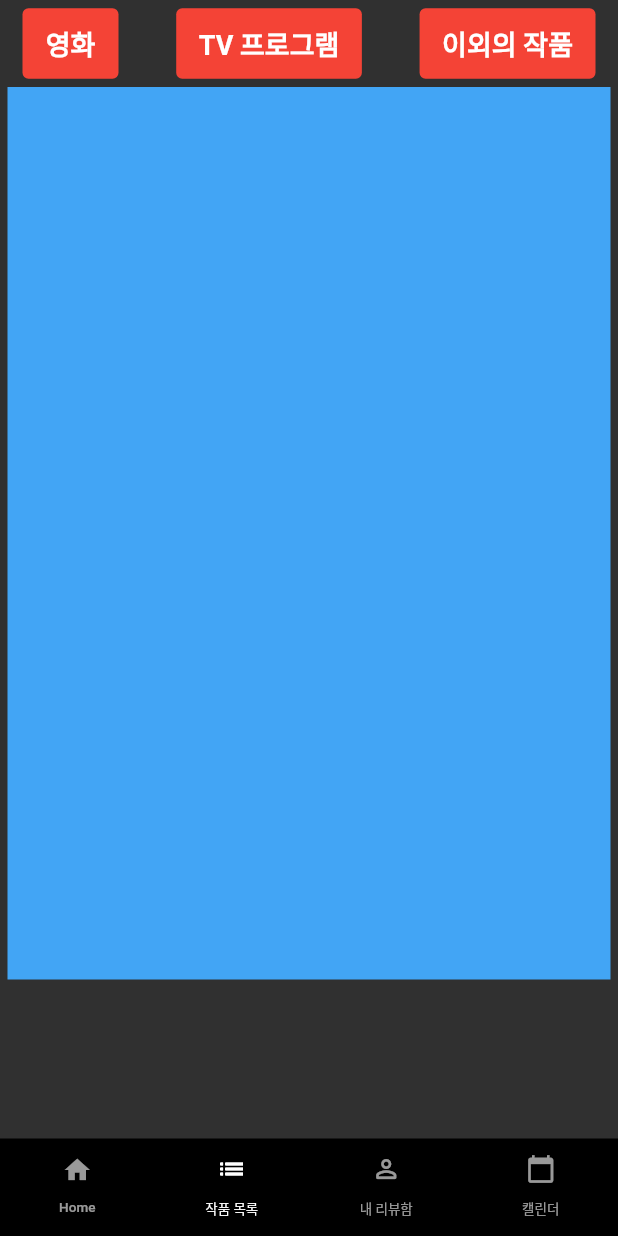
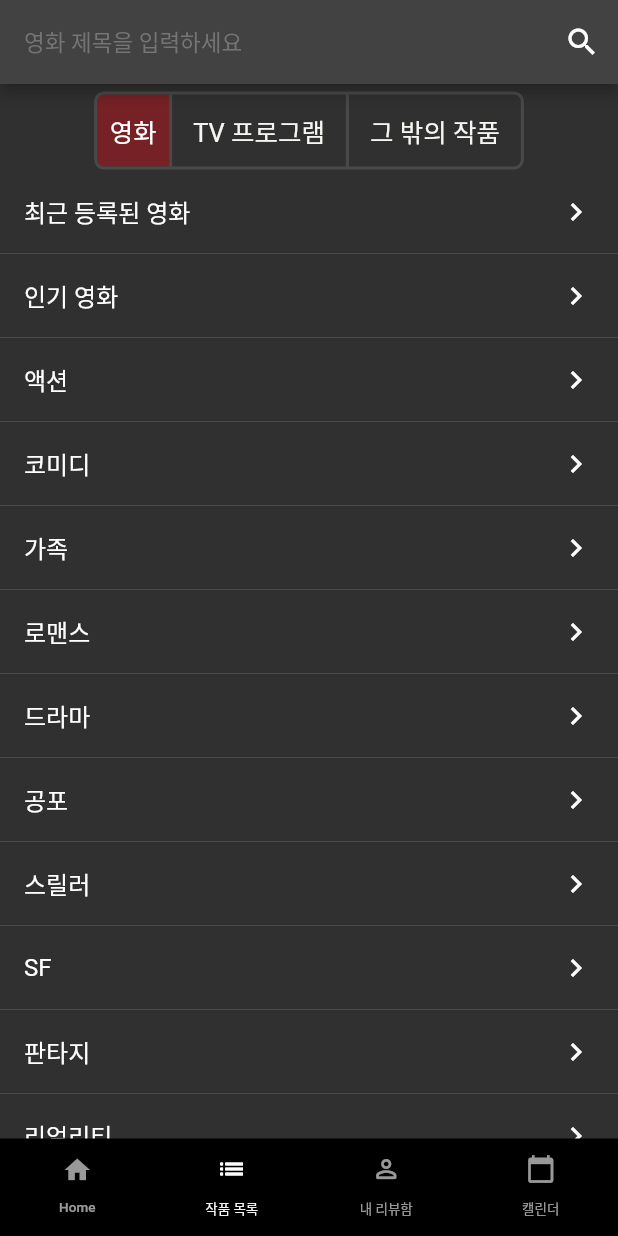
Before and after one commit to MinyeongHong/MovieReport, a Flutter app: the screen it shows after launch, item 2 of the bottom bar chosen, on a phone screen of 412 x 824 dp. Run offline on Flutter 3.47's test engine with Material 2 defaults, Android fonts, the phone set to English and light mode, and no system bars; our stand-ins replace carousel_slider, cloud_firestore, firebase_core; accounts and stored records are empty.

```diff
--- a/lib/contents/model_movie.dart
+++ b/lib/contents/model_movie.dart
@@ -2,18 +2,18 @@ import 'package:cloud_firestore/cloud_firestore.dart';
 
 class Movie{
   final String title;
-  final String keyword;
+  final List<String> genre;
   final String poster;
+  final String description;
   final bool review;
-  final bool like;
   final DocumentReference reference;//파이어스토어 참조 링크
 
   Movie.fromMap(Map<String,dynamic> map, {required this.reference})
   :title = map['title'],
-  keyword=map['keyword'],
+  genre=List.from(map['genre']),
   poster=map['poster'],
   review=map['review'],
-  like=map['like'];
+  description=map['description'];
 
   Movie.fromSnapshot(DocumentSnapshot snapshot)
       :this.fromMap(snapshot.data() as Map<String, dynamic>, reference:snapshot.reference);
@@ -21,8 +21,6 @@ class Movie{
   @override
   String toString() {
     // TODO: implement toString
-    return "Movie<$title:$keyword>";
+    return "Movie<$title:$genre>";
   }
-
-
 }
--- a/lib/main.dart
+++ b/lib/main.dart
@@ -1,42 +1,17 @@
+import 'package:MovieReviewApp/page/choosecategory.dart';
 import 'package:firebase_core/firebase_core.dart';
 import 'package:flutter/material.dart';
 import 'package:MovieReviewApp/page/list.dart';
 import 'package:MovieReviewApp/page/my.dart';
 import 'package:MovieReviewApp/widget/bottom_bar.dart';
 
-
+// 진빨강 Color(0xFF831010), 흰색 텍스트 Color(0xFFF5F5F1), 검정 Color(0xFF221F1F),
+// 빨강 Color(0xFFE50914),
 Future<void> main() async {
   WidgetsFlutterBinding.ensureInitialized();
   await Firebase.initializeApp();
   runApp(MyApp());
 }
-/*
-class App extends StatelessWidget {  // Create the initialization Future outside of `build`:
-  final Future<FirebaseApp> _initialization = Firebase.initializeApp();
-
-  @override
-  Widget build(BuildContext context) {
-    return FutureBuilder(
-      // Initialize FlutterFire:
-      future: _initialization,
-      builder: (context, snapshot) {
-        // Check for errors
-        if (snapshot.hasError) {
-          return LinearProgressIndicator(backgroundColor: Colors.black,);
-        }
-
-        // Once complete, show your application
-        if (snapshot.connectionState == ConnectionState.done) {
-          return MyApp();
-        }
-
-        // Otherwise, show something whilst waiting for initialization to complete
-        return LinearProgressIndicator(backgroundColor: Colors.white,);
-      },
-    );
-  }
-}
-*/
 
 class MyApp extends StatefulWidget {
   const MyApp({Key? key}) : super(key: key);
@@ -50,17 +25,16 @@ class _MyAppState extends State<MyApp> {
   Widget build(BuildContext context) {
     return MaterialApp(
       title:'NetCha',
-      theme:ThemeData(brightness: Brightness.dark,
-          primaryColor: Colors.black,
-      accentColor: Colors.white),
+      theme:ThemeData(brightness: Brightness.dark, primaryColor: Colors.black),
       home: DefaultTabController(length: 4,
         child: SafeArea(
           child:Scaffold(
           body:TabBarView(physics: NeverScrollableScrollPhysics(),
             children: [
               Container(),
+              Category(),
               Listscreen(),
-              MyRoom(),
+              //MyRoom(),
               Container(),
             ],
           ),
--- /dev/null
+++ b/lib/page/choosecategory.dart
@@ -0,0 +1,153 @@
+
+import 'dart:ui';
+
+import 'package:MovieReviewApp/page/list.dart';
+import 'package:flutter/cupertino.dart';
+import 'package:flutter/material.dart';
+import 'package:MovieReviewApp/widget/bottom_bar.dart';
+import 'package:flutter/painting.dart';
+
+class Category extends StatefulWidget {
+  const Category({Key? key}) : super(key: key);
+  @override
+  _CategoryState createState() => _CategoryState();
+}
+
+class _CategoryState extends State<Category> {
+  List<bool> isSelected=[true,false,false];
+  List<String> pick=["Netflix_Movie","액션"];
+
+  final List<String> movie_kindof=<String>[
+    "최근 등록된 영화",
+    "인기 영화",
+    "액션",
+    "코미디",
+    "가족",
+    "로맨스",
+    "드라마",
+    "공포",
+    "스릴러",
+    "SF",
+    "판타지",
+    "리얼리티", //리얼리티로 고치기(파이썬도)
+    "애니메이션",
+    "다큐멘터리",
+    "범죄",
+    "서부",
+    "스포츠",
+    "역사",
+    "음악",
+    "전쟁",
+  ];
+  final List<String> TV_kindof=<String>[
+    "최근 등록된 프로그램",
+    "인기 프로그램",
+    "액션",
+    "코미디",
+    "가족",
+    "로맨스",
+    "드라마",
+    "공포",
+    "스릴러",
+    "SF",
+    "판타지",
+    "Reality TV", //리얼리티 쇼로 고치기(파이썬도)
+    "애니메이션",
+    "다큐멘터리",
+    "범죄",
+    "서부",
+    "스포츠",
+    "역사",
+    "음악",
+    "전쟁",
+  ];
+  final List<String> etc_kindof=[
+    "상영중인 영화","영화 랭킹","직접 검색하기"];
+
+  @override
+  Widget build(BuildContext context) {
+    List<Widget>makeList(){
+      List<Widget> lists=[];
+      List<String> l=[];
+      if (isSelected[0]) {
+        pick[0]="Netflix_Movie";
+        l=movie_kindof;
+      }
+      else if (isSelected[1]) {
+        pick[0]="Netflix_TV";
+        l=TV_kindof;
+      }
+      else if (isSelected[2]){
+        pick[0]="etc";
+        l=etc_kindof;
+      }
+
+        for(int i=0; i<l.length; i++){
+          lists.add(
+            ListTile(
+              title: Text('${l[i]}'),
+              trailing: Icon(Icons.keyboard_arrow_right),
+              onTap: () {
+                pick[1]=l[i];
+                Navigator.push(context,
+                    MaterialPageRoute(
+                        builder: (context)=>Listscreen(),
+                        settings:RouteSettings(arguments: pick)
+                    )
+                );
+              },
+            ),
+          );
+        }
+        return lists;
+      }
+
+    return Scaffold(
+      appBar: AppBar(
+        title: Text("영화 제목을 입력하세요",style: TextStyle(fontSize:15,color: Colors.grey[600]),),
+        actions: [IconButton(onPressed: (){},icon: Icon(Icons.search,))],
+      ),
+      body: Column(
+        children: [SizedBox(height: 5,),
+          ToggleButtons(
+          borderWidth: 2,
+          borderRadius: BorderRadius.circular(5.5),
+          renderBorder:true,
+          isSelected:isSelected,
+          selectedColor: Colors.white,
+          textStyle: TextStyle(fontSize:17,fontWeight: FontWeight.normal),
+          color: Color(0xFFF5F5F1),
+          fillColor: Color(0x63E50914),
+          children: [
+            Padding(
+              padding:const EdgeInsets.symmetric(),
+              child: Text("영화"),),
+            Padding(
+              padding: const EdgeInsets.symmetric(horizontal: 14),
+              child: Text("TV 프로그램"),),
+            Padding(
+              padding: const EdgeInsets.symmetric(horizontal: 14),
+              child: Text("그 밖의 작품"),),
+          ],
+          onPressed: (int newIdx){
+            setState(() {
+              for(int i=0; i<isSelected.length; i++){
+                if(i==newIdx) isSelected[i]=true;
+                else isSelected[i]=false;
+              }
+            });
+          },
+        ),
+          Expanded(
+          child: ListView(
+            children: ListTile.divideTiles(
+                context: context,
+                tiles: makeList(),
+            ).toList(),
+          ),
+        )
+    ],
+      ),
+    );
+  }
+}
--- a/lib/page/list.dart
+++ b/lib/page/list.dart
@@ -15,20 +15,21 @@ class Listscreen extends StatefulWidget {
 
 class _ListscreenState extends State<Listscreen> {
   FirebaseFirestore firestore = FirebaseFirestore.instance;
-
   late Stream<QuerySnapshot> streamData;
   @override
   void initState(){
     super.initState();
-    streamData = firestore.collection('Netflix_movie').snapshots(); //스트림데이터 불러오기
+    //streamData = firestore.collection('Contents').doc('Netflix_Movie').collection('액션').snapshots();
+    streamData = firestore.collection('Contents').snapshots();//스트림데이터 불러오기
   }
 
   //스트림 데이터 추출해서 위젯으로 만듦
-  Widget _fetchData(BuildContext context){
+  Widget _fetchData(BuildContext context,List<String> pick){
+    //print(pick);
     return StreamBuilder<QuerySnapshot>(
-      stream: FirebaseFirestore.instance.collection('Netflix_movie').snapshots(),
+      stream: FirebaseFirestore.instance.collection('Contents').doc(pick[0]).collection(pick[1]).snapshots(),
       builder:(context,snapshot){
-        if(!snapshot.hasData) return LinearProgressIndicator(backgroundColor: Colors.white,);
+        if(!snapshot.hasData) return CircularProgressIndicator(backgroundColor: Colors.white,);
         return _buildBody(context,snapshot.data!.docs);
       }
     );
@@ -36,57 +37,20 @@ class _ListscreenState extends State<Listscreen> {
 
   Widget _buildBody(BuildContext context,List<DocumentSnapshot> snapshot){
     List<Movie> movies = snapshot.map((d)=>Movie.fromSnapshot(d)).toList();
-    return Container(
-      child: Column(
+    return Column(
           children: [
-          TopBar(),
       BoxSlider(movies: movies),]
-      ),
     );
   }
 
   @override
   Widget build(BuildContext context) {
-    return _fetchData(context);
-  }
-}
-
-class TopBar extends StatelessWidget {
-  const TopBar({Key? key}) : super(key: key);
-
-  @override
-  Widget build(BuildContext context) {
-    return Container(
-      padding: EdgeInsets.fromLTRB(15, 5, 15, 5),
-      child: Row(
-        mainAxisAlignment: MainAxisAlignment.spaceBetween,
-        children: [
-          TextButton(
-            onPressed: (){},
-            child: Text("영화",style: TextStyle(fontSize: 18,color: Colors.white,fontWeight: FontWeight.bold),),
-            style: TextButton.styleFrom(
-                backgroundColor: Colors.red,
-                padding: EdgeInsets.fromLTRB(15, 10, 15, 10)
-            ),
-          ),
-          TextButton(
-            onPressed: (){},
-            child: Text("TV 프로그램",style: TextStyle(fontSize: 18,color: Colors.white,fontWeight: FontWeight.bold),),
-            style: TextButton.styleFrom(
-                backgroundColor: Colors.red,
-                padding: EdgeInsets.fromLTRB(15, 10, 15, 10)
-            ),
-          ),
-          TextButton(
-            onPressed: (){},
-            child: Text("이외의 작품",style: TextStyle(fontSize: 18,color: Colors.white,fontWeight: FontWeight.bold),),
-            style: TextButton.styleFrom(
-                backgroundColor: Colors.red,
-                padding: EdgeInsets.fromLTRB(15, 10, 15, 10)
-            ),
-          ),
-        ],
+    final pick = ModalRoute.of(context)!.settings.arguments as List<String>;
+    return Scaffold(
+      appBar: AppBar(
+        title: Text(pick[1]),
       ),
+      body: _fetchData(context,pick)
     );
   }
 }
--- a/lib/widget/carousel_slider.dart
+++ b/lib/widget/carousel_slider.dart
@@ -1,7 +1,7 @@
 import 'package:flutter/material.dart';
 import 'package:MovieReviewApp/contents/model_movie.dart';
 import 'package:carousel_slider/carousel_slider.dart';
-
+/*
 class CarouselImage extends StatefulWidget {
   final dynamic movies;
   CarouselImage({required this.movies});
@@ -116,4 +116,4 @@ List<Widget> makeIndicatior(List list,int cur_page){
   }
 
   return result;
-}
+}*/
```
Also changed, not shown: lib/page/detail.dart (+58 -7 lines), lib/page/my.dart (+1 -26 lines), lib/page/writereview.dart (added, +98 -0 lines), lib/widget/box_slider.dart (+36 -20 lines).
